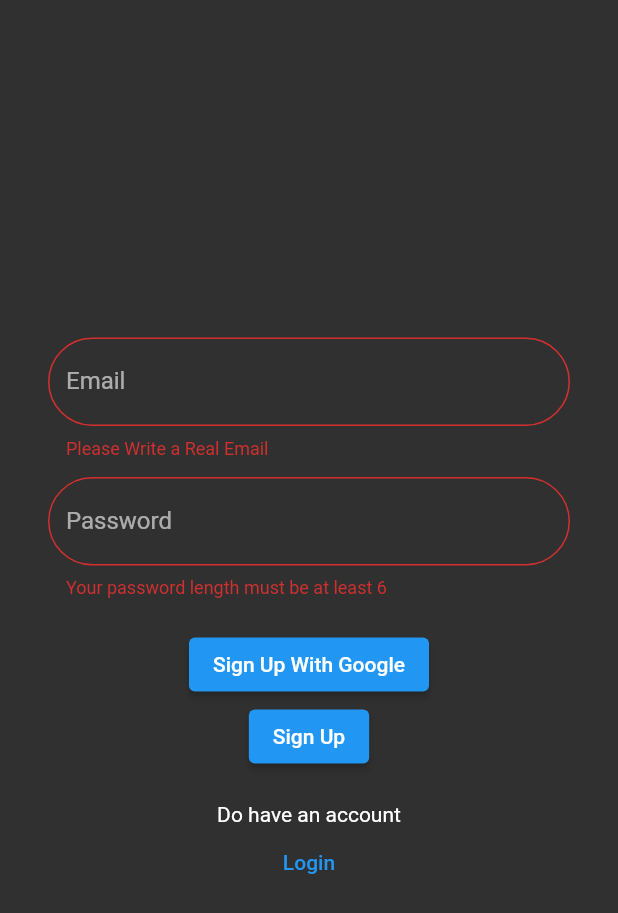
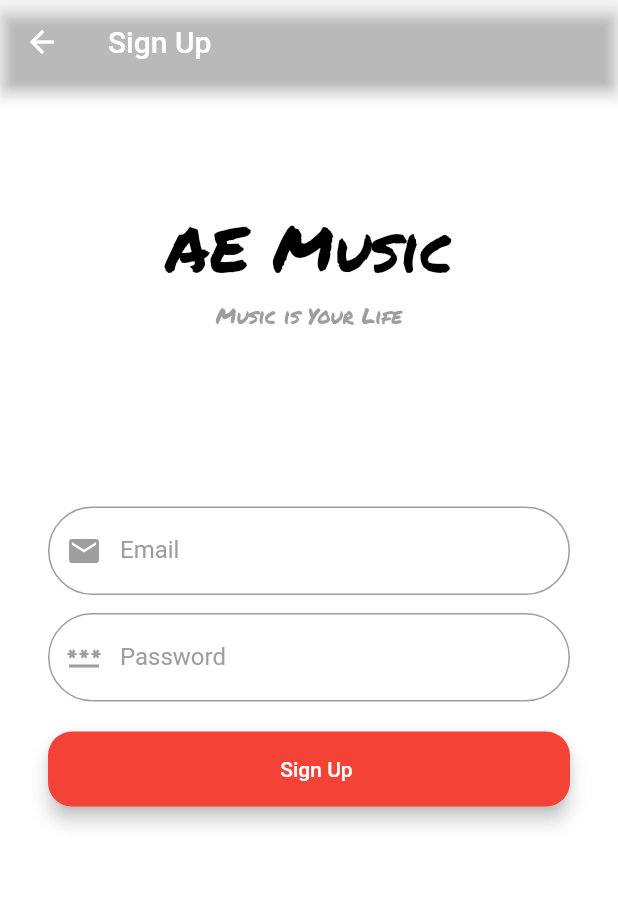
Before and after one commit to KODADASI04/Smart_Music_Selection, a Flutter app: the screen it shows after launch, after a tap on "Login", after a tap on "Sign Up", on a phone screen of 412 x 824 dp. Shown: the top 913 px of the screen. Run offline on Flutter 3.47's test engine with Material 2 defaults, Android fonts, the phone set to English and light mode, and no system bars; our stand-ins replace email_validator, firebase_auth, firebase_core, google_sign_in; accounts and stored records are empty.

Commit message:
login page and sign up page added

```diff
--- a/lib/login_page.dart
+++ b/lib/login_page.dart
@@ -4,21 +4,17 @@ import 'package:email_validator/email_validator.dart';
 import 'package:firebase_auth/firebase_auth.dart';
 import 'package:flutter/material.dart';
 import 'package:google_sign_in/google_sign_in.dart';
+import 'package:smart_music_selection/signup_page.dart';
+import 'package:smart_music_selection/social_login_button.dart';
 
 import 'mainapp.dart';
 
-class LoginPage extends StatefulWidget {
-  const LoginPage({super.key});
+class LoginPage extends StatelessWidget {
+  LoginPage({super.key});
 
-  @override
-  State<LoginPage> createState() => _LoginPageState();
-}
+  String? _email;
 
-class _LoginPageState extends State<LoginPage> {
-  bool _isStateLogin = true;
-
-  final TextEditingController _emailController = TextEditingController();
-  final TextEditingController _passwordController = TextEditingController();
+  String? _password;
 
   final GlobalKey<FormState> _formKey = GlobalKey<FormState>();
 
@@ -28,20 +24,62 @@ class _LoginPageState extends State<LoginPage> {
   Widget build(BuildContext context) {
     return Scaffold(
       resizeToAvoidBottomInset: false,
+      backgroundColor: Colors.white,
       body: SafeArea(
         child: Container(
           padding: const EdgeInsets.symmetric(horizontal: 32),
           child: Form(
             key: _formKey,
             child: Column(
-              mainAxisAlignment: MainAxisAlignment.center,
+              mainAxisAlignment: MainAxisAlignment.start,
               children: [
+                const Padding(
+                  padding: EdgeInsets.only(top: 56),
+                  child: Text(
+                    "AE Music",
+                    style: TextStyle(
+                        fontFamily: "PermanentMarker",
+                        color: Colors.black,
+                        fontSize: 42),
+                  ),
+                ),
+                const SizedBox(
+                  height: 5,
+                ),
+                const Text(
+                  "Music is Your Life",
+                  style: TextStyle(
+                    fontFamily: "PermanentMarker",
+                    color: Colors.grey,
+                  ),
+                ),
+                SizedBox(
+                  height: MediaQuery.of(context).size.height / 7,
+                ),
                 TextFormField(
-                  controller: _emailController,
+                  onSaved: (newValue) {
+                    _email = newValue;
+                  },
                   keyboardType: TextInputType.emailAddress,
+                  style: const TextStyle(color: Colors.black),
                   decoration: InputDecoration(
-                    border: OutlineInputBorder(
+                    prefixIcon: const Icon(Icons.mail),
+                    prefixIconColor: Colors.grey,
+                    enabledBorder: OutlineInputBorder(
                       borderRadius: BorderRadius.circular(48),
+                      borderSide: const BorderSide(color: Colors.grey),
+                    ),
+                    errorBorder: OutlineInputBorder(
+                      borderRadius: BorderRadius.circular(48),
+                      borderSide: const BorderSide(color: Colors.red),
+                    ),
+                    focusedBorder: OutlineInputBorder(
+                      borderRadius: BorderRadius.circular(48),
+                      borderSide: const BorderSide(color: Colors.blue),
+                    ),
+                    focusedErrorBorder: OutlineInputBorder(
+                      borderRadius: BorderRadius.circular(48),
+                      borderSide: const BorderSide(color: Colors.red),
                     ),
                     hintText: "Email",
                     labelText: "Email",
@@ -58,10 +96,29 @@ class _LoginPageState extends State<LoginPage> {
                   height: 12,
                 ),
                 TextFormField(
-                  controller: _passwordController,
+                  obscureText: true,
+                  onSaved: (newValue) {
+                    _password = newValue;
+                  },
+                  style: const TextStyle(color: Colors.black),
                   decoration: InputDecoration(
-                    border: OutlineInputBorder(
+                    prefixIcon: const Icon(Icons.password),
+                    prefixIconColor: Colors.grey,
+                    enabledBorder: OutlineInputBorder(
                       borderRadius: BorderRadius.circular(48),
+                      borderSide: const BorderSide(color: Colors.grey),
+                    ),
+                    errorBorder: OutlineInputBorder(
+                      borderRadius: BorderRadius.circular(48),
+                      borderSide: const BorderSide(color: Colors.red),
+                    ),
+                    focusedBorder: OutlineInputBorder(
+                      borderRadius: BorderRadius.circular(48),
+                      borderSide: const BorderSide(color: Colors.blue),
+                    ),
+                    focusedErrorBorder: OutlineInputBorder(
+                      borderRadius: BorderRadius.circular(48),
+                      borderSide: const BorderSide(color: Colors.red),
                     ),
                     hintText: "Password",
                     labelText: "Password",
@@ -77,30 +134,35 @@ class _LoginPageState extends State<LoginPage> {
                 const SizedBox(
                   height: 20,
                 ),
-                CustomButton(
-                  loginText: "Login With Google",
-                  signUpText: "Sign Up With Google",
-                  onPressed: _onGoogleSignIn,
-                  isStateLogin: _isStateLogin,
+                SocialLoginButton(
+                  onPressed: () => _onLoginWithEmail(context),
+                  buttonText: "Login",
+                  buttonColor: Colors.red,
                 ),
-                CustomButton(
-                  signUpText: "Sign Up",
-                  loginText: "Login",
-                  onPressed: _onElevatedButtonPressed,
-                  isStateLogin: _isStateLogin,
+                const SizedBox(
+                  height: 15,
+                ),
+                SocialLoginButton(
+                  onPressed: () => _onGoogleSignIn(context),
+                  buttonText: "Login With Google",
+                  buttonColor: Colors.white,
+                  textColor: Colors.black,
+                  buttonIcon: Image.asset("assets/images/google-logo.png"),
                 ),
                 const SizedBox(
                   height: 20,
                 ),
-                Text(
-                  _isStateLogin
-                      ? "Don't have an account"
-                      : "Do have an account",
+                const Text(
+                  "Don't have an account",
+                  style: TextStyle(color: Colors.black),
                 ),
                 TextButton(
-                  onPressed: _onTextButtonPressed,
-                  child: Text(_isStateLogin ? "Sign Up" : "Login"),
+                  onPressed: () => Navigator.push(
+                    context,
+                    MaterialPageRoute(builder: (context) => SignupPage()),
                   ),
+                  child: const Text("Sign Up"),
+                )
               ],
             ),
           ),
@@ -109,51 +171,38 @@ class _LoginPageState extends State<LoginPage> {
     );
   }
 
-  Future<void> _onElevatedButtonPressed() async {
+  void _showSnackBar(BuildContext context,
+      {String text = "Something went wrong. Please try again"}) {
+    ScaffoldMessenger.of(context).showSnackBar(
+      SnackBar(
+        content: Text(text),
+        backgroundColor: Colors.grey,
+      ),
+    );
+  }
+
+  Future<void> _onLoginWithEmail(BuildContext context) async {
+    FocusScope.of(context).unfocus();
     if (_formKey.currentState!.validate()) {
-      if (_isStateLogin) {
+      _formKey.currentState!.save();
       try {
         await _firebaseAuth.signInWithEmailAndPassword(
-              email: _emailController.text, password: _passwordController.text);
+            email: _email!, password: _password!);
         Navigator.pushReplacement(
           context,
           MaterialPageRoute(builder: (context) => const MainApp()),
         );
       } on FirebaseAuthException catch (e) {
         if (e.code == "user-not-found") {
-            ScaffoldMessenger.of(context).showSnackBar(
-              const SnackBar(
-                content: Text("User not found.Please sign up firstly"),
-              ),
-            );
+          _showSnackBar(context, text: "User not found.Please sign up firstly");
         } else {
-            ScaffoldMessenger.of(context).showSnackBar(
-              const SnackBar(
-                content: Text("Something went wrong. Please try again"),
-              ),
-            );
-          }
-        }
-      } else {
-        try {
-          await _firebaseAuth.createUserWithEmailAndPassword(
-              email: _emailController.text, password: _passwordController.text);
-          Navigator.pushReplacement(
-            context,
-            MaterialPageRoute(builder: (context) => const MainApp()),
-          );
-        } catch (e) {
-          ScaffoldMessenger.of(context).showSnackBar(
-            const SnackBar(
-              content: Text("Something went wrong. Please try again"),
-            ),
-          );
+          _showSnackBar(context);
         }
       }
     }
   }
 
-  Future<void> _onGoogleSignIn() async {
+  Future<void> _onGoogleSignIn(BuildContext context) async {
     try {
       final GoogleSignInAccount? googleUser = await GoogleSignIn().signIn();
       final GoogleSignInAuthentication googleAuth =
@@ -168,48 +217,7 @@ class _LoginPageState extends State<LoginPage> {
         MaterialPageRoute(builder: (context) => const MainApp()),
       );
     } catch (e) {
-      ScaffoldMessenger.of(context).showSnackBar(
-        const SnackBar(
-          content: Text("Something went wrong. Please try again"),
-        ),
-      );
+      _showSnackBar(context);
     }
   }
-
-  void _onTextButtonPressed() {
-    setState(() {
-      _isStateLogin = !_isStateLogin;
-    });
 }
-}
-
-class CustomButton extends StatelessWidget {
-  final String loginText;
-  final String signUpText;
-  final VoidCallback onPressed;
-  final IconData? icon;
-  final bool isStateLogin;
-  const CustomButton(
-      {required this.loginText,
-      required this.signUpText,
-      required this.onPressed,
-      required this.isStateLogin,
-      this.icon,
-      super.key});
-
-  @override
-  Widget build(BuildContext context) {
-    return ElevatedButton(
-      onPressed: onPressed,
-      child: Row(
-        mainAxisAlignment: MainAxisAlignment.center,
-        mainAxisSize: MainAxisSize.min,
-        children: [
-          if (icon != null) Icon(icon),
-          if (icon != null) const SizedBox(width: 8),
-          Text(isStateLogin ? loginText : signUpText),
-        ],
-      ),
-    );
-  }
-}
--- a/lib/main.dart
+++ b/lib/main.dart
@@ -9,11 +9,14 @@ void main() async {
 
   await Firebase.initializeApp(options: DefaultFirebaseOptions.currentPlatform);
 
-
   runApp(
     MaterialApp(
-      theme: ThemeData(primaryColor: Colors.black, brightness: Brightness.dark),
-      home: const LoginPage(),
+      theme: ThemeData(
+        primaryColor: Colors.black,
+        brightness: Brightness.dark,
+        hintColor: Colors.grey,
+      ),
+      home: LoginPage(),
       debugShowCheckedModeBanner: false,
     ),
   );
--- a/lib/mainapp.dart
+++ b/lib/mainapp.dart
@@ -48,7 +48,7 @@ class _MainAppState extends State<MainApp> {
               await FirebaseAuth.instance.signOut();
               Navigator.pushReplacement(
                 context,
-                MaterialPageRoute(builder: (context) => const LoginPage()),
+                MaterialPageRoute(builder: (context) => LoginPage()),
               );
             },
             icon: const Icon(Icons.logout),
--- /dev/null
+++ b/lib/signup_page.dart
@@ -0,0 +1,181 @@
+// ignore_for_file: use_build_context_synchronously
+
+import 'package:email_validator/email_validator.dart';
+import 'package:firebase_auth/firebase_auth.dart';
+import 'package:flutter/material.dart';
+import 'package:smart_music_selection/social_login_button.dart';
+
+import 'mainapp.dart';
+
+class SignupPage extends StatelessWidget {
+  SignupPage({super.key});
+
+  String? _email;
+  String? _password;
+
+  final GlobalKey<FormState> _formKey = GlobalKey<FormState>();
+
+  final FirebaseAuth _firebaseAuth = FirebaseAuth.instance;
+  @override
+  Widget build(BuildContext context) {
+    return Scaffold(
+      resizeToAvoidBottomInset: false,
+      backgroundColor: Colors.white,
+      appBar: AppBar(
+        title: const Text("Sign Up"),
+        backgroundColor: Colors.transparent,
+      ),
+      body: Padding(
+        padding: const EdgeInsets.all(32),
+        child: Form(
+          key: _formKey,
+          child: Column(
+            mainAxisAlignment: MainAxisAlignment.start,
+            children: [
+              const Padding(
+                padding: EdgeInsets.only(top: 46),
+                child: Text(
+                  "AE Music",
+                  style: TextStyle(
+                      fontFamily: "PermanentMarker",
+                      color: Colors.black,
+                      fontSize: 42),
+                ),
+              ),
+              const SizedBox(
+                height: 5,
+              ),
+              const Text(
+                "Music is Your Life",
+                style: TextStyle(
+                  fontFamily: "PermanentMarker",
+                  color: Colors.grey,
+                ),
+              ),
+              SizedBox(
+                height: MediaQuery.of(context).size.height / 7,
+              ),
+              TextFormField(
+                keyboardType: TextInputType.emailAddress,
+                onSaved: (newValue) {
+                  _email = newValue;
+                },
+                style: const TextStyle(color: Colors.black),
+                decoration: InputDecoration(
+                  prefixIcon: const Icon(Icons.mail),
+                  prefixIconColor: Colors.grey,
+                  enabledBorder: OutlineInputBorder(
+                    borderRadius: BorderRadius.circular(48),
+                    borderSide: const BorderSide(color: Colors.grey),
+                  ),
+                  errorBorder: OutlineInputBorder(
+                    borderRadius: BorderRadius.circular(48),
+                    borderSide: const BorderSide(color: Colors.red),
+                  ),
+                  focusedBorder: OutlineInputBorder(
+                    borderRadius: BorderRadius.circular(48),
+                    borderSide: const BorderSide(color: Colors.blue),
+                  ),
+                  focusedErrorBorder: OutlineInputBorder(
+                    borderRadius: BorderRadius.circular(48),
+                    borderSide: const BorderSide(color: Colors.red),
+                  ),
+                  hintText: "Email",
+                  labelText: "Email",
+                ),
+                validator: (value) {
+                  if (!EmailValidator.validate(value!)) {
+                    return "Please Write a Real Email";
+                  } else {
+                    return null;
+                  }
+                },
+              ),
+              const SizedBox(
+                height: 12,
+              ),
+              TextFormField(
+                obscureText: true,
+                onSaved: (newValue) {
+                  _password = newValue;
+                },
+                style: const TextStyle(color: Colors.black),
+                decoration: InputDecoration(
+                  prefixIcon: const Icon(Icons.password),
+                  prefixIconColor: Colors.grey,
+                  enabledBorder: OutlineInputBorder(
+                    borderRadius: BorderRadius.circular(48),
+                    borderSide: const BorderSide(color: Colors.grey),
+                  ),
+                  errorBorder: OutlineInputBorder(
+                    borderRadius: BorderRadius.circular(48),
+                    borderSide: const BorderSide(color: Colors.red),
+                  ),
+                  focusedErrorBorder: OutlineInputBorder(
+                    borderRadius: BorderRadius.circular(48),
+                    borderSide: const BorderSide(color: Colors.red),
+                  ),
+                  focusedBorder: OutlineInputBorder(
+                    borderRadius: BorderRadius.circular(48),
+                    borderSide: const BorderSide(color: Colors.blue),
+                  ),
+                  hintText: "Password",
+                  labelText: "Password",
+                ),
+                validator: (value) {
+                  if (value!.length < 6) {
+                    return "Your password length must be at least 6";
+                  } else {
+                    return null;
+                  }
+                },
+              ),
+              const SizedBox(
+                height: 20,
+              ),
+              SocialLoginButton(
+                onPressed: () => _onSignUp(context),
+                buttonText: "Sign Up",
+                buttonColor: Colors.red,
+              ),
+            ],
+          ),
+        ),
+      ),
+    );
+  }
+
+  void _onSignUp(BuildContext context) async {
+    FocusScope.of(context).unfocus();
+    if (_formKey.currentState!.validate()) {
+      _formKey.currentState!.save();
+
+      try {
+        await _firebaseAuth.createUserWithEmailAndPassword(
+            email: _email!, password: _password!);
+        Navigator.pushReplacement(
+          context,
+          MaterialPageRoute(builder: (context) => const MainApp()),
+        );
+      } on FirebaseAuthException catch (e) {
+        if (e.code == "email-already-in-use") {
+          ScaffoldMessenger.of(context).showSnackBar(
+            const SnackBar(
+              content: Text(
+                "The email you entered is already in use. Please login.",
+              ),
+              backgroundColor: Colors.grey,
+            ),
+          );
+        } else {
+          ScaffoldMessenger.of(context).showSnackBar(
+            const SnackBar(
+              content: Text("Something went wrong. Please try again"),
+              backgroundColor: Colors.grey,
+            ),
+          );
+        }
+      }
+    }
+  }
+}
--- /dev/null
+++ b/lib/social_login_button.dart
@@ -0,0 +1,60 @@
+import 'package:flutter/material.dart';
+
+class SocialLoginButton extends StatelessWidget {
+  final String buttonText;
+  final VoidCallback onPressed;
+  final Color? buttonColor;
+  final Widget buttonIcon;
+  final Color? textColor;
+  final double radius;
+  final double? height;
+
+  const SocialLoginButton(
+      {super.key,
+      required this.onPressed,
+      required this.buttonText,
+      this.buttonColor,
+      this.buttonIcon = const SizedBox(width: 20),
+      this.textColor,
+      this.radius = 16,
+      this.height = 50});
+  //: assert(buttonText != null) şeklinde constructora ekleme yaparsak bu şart sağlanmadığı her şekilde hata vermesi sağlanmaktadır.
+
+  @override
+  Widget build(BuildContext context) {
+    return Container(
+      height: height,
+      margin: const EdgeInsets.only(bottom: 8),
+      child: ElevatedButton(
+        onPressed: onPressed,
+        style: ElevatedButton.styleFrom(
+          shape: RoundedRectangleBorder(
+            borderRadius: BorderRadius.circular(radius),
+          ),
+          backgroundColor: buttonColor,
+          elevation: 5,
+        ),
+        child: Row(
+          mainAxisSize: MainAxisSize.max,
+          mainAxisAlignment: MainAxisAlignment.spaceBetween,
+          children: [
+            buttonIcon,
+            Text(
+              buttonText,
+              style: TextStyle(
+                color: textColor,
+              ),
+            ),
+            const SizedBox(
+              width: 10,
+            ),
+          ],
+        ),
+      ),
+    );
+  }
+}
+
+/* if(kosul)...[
+
+] seklindeki bir kullanım ile kosula bağlı olarak istediğimiz widget listesini döndürebilmekteyiz.Bu yapıya da spreads yapısı denmektedir.*/
```
Also changed, not shown: pubspec.yaml (+9 -9 lines), assets/fonts/LilitaOne-Regular.ttf (added), assets/fonts/PermanentMarker-Regular.ttf (added), assets/images/google-logo.png (added), 1 other file. Lines whose indentation alone changed are shown as unchanged.
